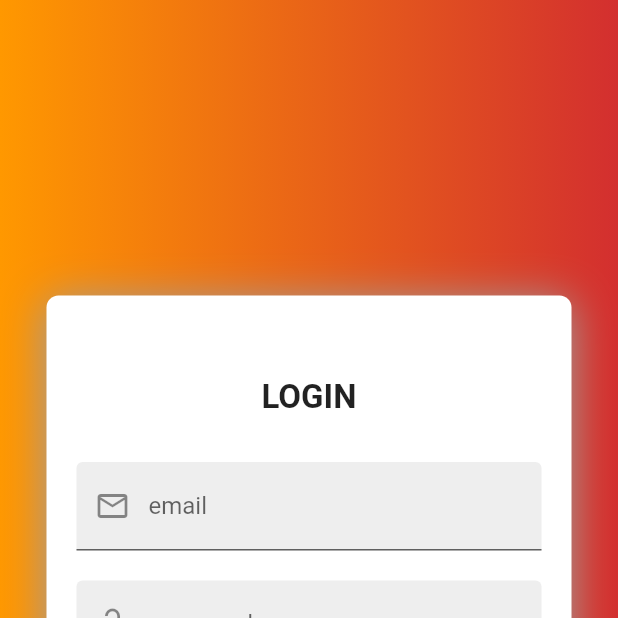
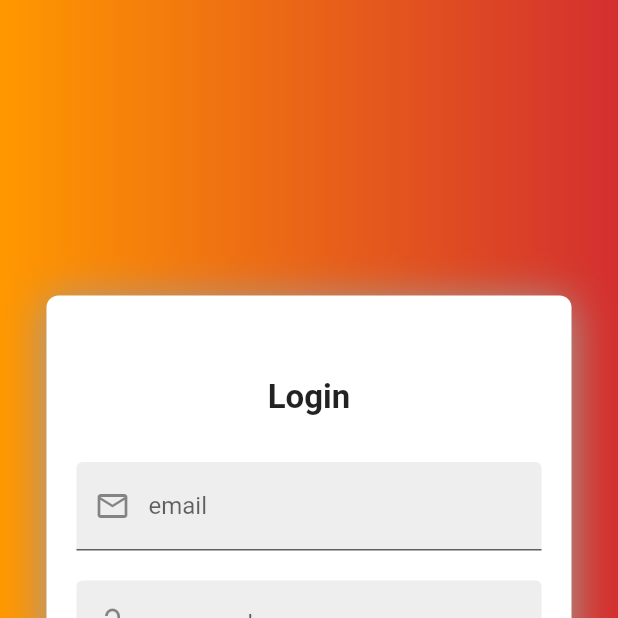
Before and after one commit to aadhil-aslam/SDPweb, a Flutter app: the LoginPage screen opened directly, on a phone screen of 412 x 824 dp, the top half of it. Run offline on Flutter 3.47's test engine with Material 2 defaults, Android fonts, the light colour scheme and no system bars; our stand-ins replace cloud_firestore, firebase_auth, firebase_core, firebase_messaging, flutter_datetime_picker, page_transition; missing offline and left inert: f_datetimerangepicker; accounts and stored records are empty.

```diff
--- a/lib/Login.dart
+++ b/lib/Login.dart
@@ -92,7 +92,7 @@ class _LoginPageState extends State<LoginPage> {
                     height: 30,
                   ),
                   Text(
-                    "LOGIN",
+                    "Login",
                     style: TextStyle(fontSize: 22, fontWeight: FontWeight.bold),
                   ),
                   SizedBox(
```
